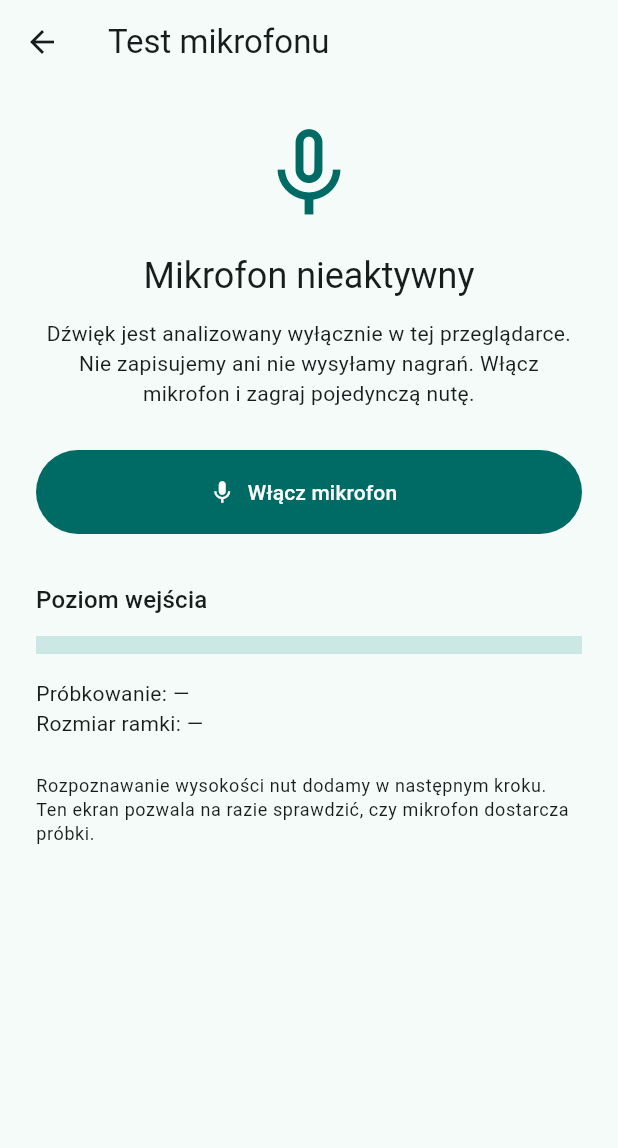
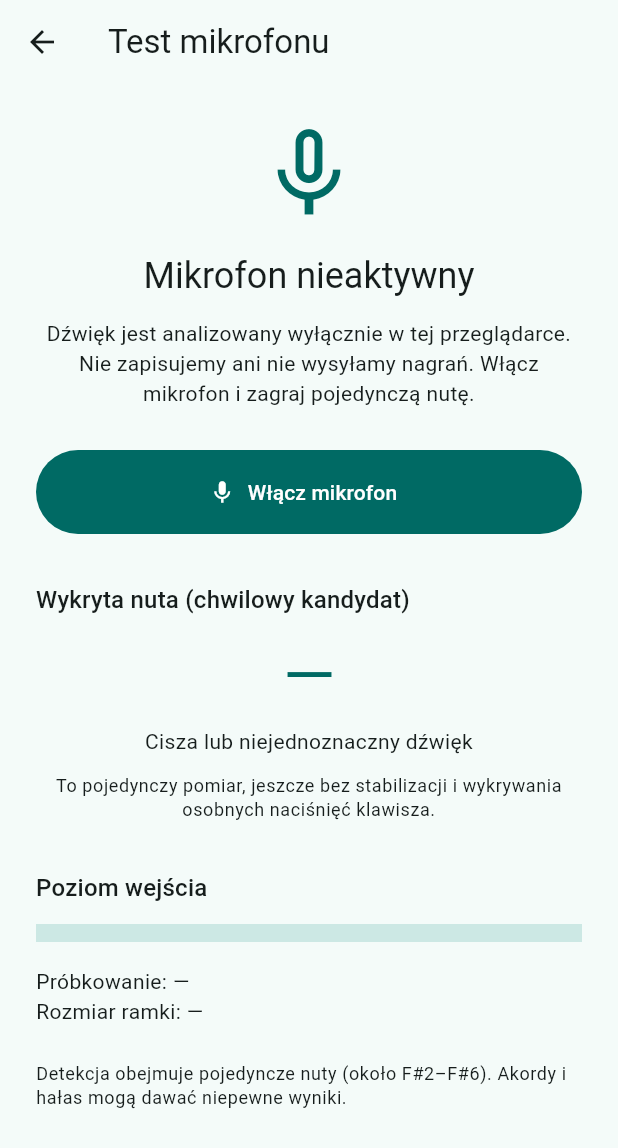
Before and after one commit to PawelWielga/learn-piano, a Flutter app: the MicrophonePreviewScreen screen opened directly, on a phone screen of 412 x 824 dp. Shown: the top 1148 px of the screen. Run offline on Flutter 3.47's test engine with Material 3 defaults, Android fonts, the phone set to English and light mode, and no system bars; missing offline and left inert: dart:js_interop.

Commit message:
feat(pitch): show live note, octave, pitch and confidence in microphone tester

```diff
--- a/app/lib/src/screens/microphone_preview_screen.dart
+++ b/app/lib/src/screens/microphone_preview_screen.dart
@@ -5,6 +5,7 @@ import 'package:flutter/material.dart';
 
 import '../audio/audio_input.dart';
 import '../audio/audio_input_factory.dart';
+import '../pitch/pitch_detector.dart';
 
 class MicrophonePreviewScreen extends StatefulWidget {
   const MicrophonePreviewScreen({super.key, this.audioInput});
@@ -22,13 +23,16 @@ class _MicrophonePreviewScreenState extends State<MicrophonePreviewScreen> {
   StreamSubscription<PcmFrame>? _frameSubscription;
   StreamSubscription<AudioInputStatus>? _statusSubscription;
 
+  final _detector = const PitchDetector();
+  PitchEstimate? _candidate;
+  Duration? _lastAnalyzedAt;
+
   bool _busy = false;
   bool _listening = false;
   int? _sampleRate;
   int? _frameSize;
   double _level = 0;
   String? _error;
-  DateTime _lastPaint = DateTime.fromMillisecondsSinceEpoch(0);
 
   @override
   void initState() {
@@ -41,6 +45,8 @@ class _MicrophonePreviewScreenState extends State<MicrophonePreviewScreen> {
         setState(() {
           _listening = false;
           _level = 0;
+          _candidate = null;
+          _lastAnalyzedAt = null;
           _error =
               'Nasłuch został przerwany (np. zmiana karty lub '
               'odłączenie mikrofonu). Możesz go włączyć ponownie.';
@@ -51,20 +57,29 @@ class _MicrophonePreviewScreenState extends State<MicrophonePreviewScreen> {
 
   void _onFrame(PcmFrame frame) {
     if (!mounted || !_listening || frame.samples.isEmpty) return;
-    final now = DateTime.now();
-    if (now.difference(_lastPaint) < const Duration(milliseconds: 120)) return;
-    _lastPaint = now;
+
+    // Worklet timestamps use AudioContext time. Throttle analysis to about
+    // 8 FPS on a 48 kHz stream; UI and YIN must not run for each audio frame.
+    final last = _lastAnalyzedAt;
+    if (last != null &&
+        frame.capturedAt >= last &&
+        frame.capturedAt - last < const Duration(milliseconds: 120)) {
+      return;
+    }
+    _lastAnalyzedAt = frame.capturedAt;
 
     var sum = 0.0;
     for (final sample in frame.samples) {
       sum += sample * sample;
     }
     final rms = math.sqrt(sum / frame.samples.length);
+    final pitch = _detector.detect(frame.samples, frame.sampleRate);
 
     setState(() {
       _sampleRate = frame.sampleRate;
       _frameSize = frame.samples.length;
-      _level = rms.clamp(0.0, 1.0);
+      _level = rms.isFinite ? rms.clamp(0.0, 1.0) : 0;
+      _candidate = pitch;
     });
   }
 
@@ -76,6 +91,8 @@ class _MicrophonePreviewScreenState extends State<MicrophonePreviewScreen> {
       _sampleRate = null;
       _frameSize = null;
       _level = 0;
+      _candidate = null;
+      _lastAnalyzedAt = null;
     });
     try {
       await _input.start();
@@ -105,6 +122,8 @@ class _MicrophonePreviewScreenState extends State<MicrophonePreviewScreen> {
         setState(() {
           _listening = false;
           _level = 0;
+          _candidate = null;
+          _lastAnalyzedAt = null;
         });
       }
     } catch (_) {
@@ -132,6 +151,7 @@ class _MicrophonePreviewScreenState extends State<MicrophonePreviewScreen> {
   @override
   Widget build(BuildContext context) {
     final theme = Theme.of(context);
+    final pitch = _candidate;
     return Scaffold(
       appBar: AppBar(title: const Text('Test mikrofonu')),
       body: SafeArea(
@@ -191,6 +211,41 @@ class _MicrophonePreviewScreenState extends State<MicrophonePreviewScreen> {
                   ),
                 ],
                 const SizedBox(height: 32),
+                Text(
+                  'Wykryta nuta (chwilowy kandydat)',
+                  style: theme.textTheme.titleMedium,
+                ),
+                const SizedBox(height: 12),
+                Semantics(
+                  liveRegion: true,
+                  child: Text(
+                    !_listening ? '—' : pitch?.noteName ?? 'Brak pewnej nuty',
+                    key: const Key('detected-note'),
+                    textAlign: TextAlign.center,
+                    style: theme.textTheme.displayMedium?.copyWith(
+                      color: theme.colorScheme.primary,
+                    ),
+                  ),
+                ),
+                const SizedBox(height: 8),
+                Text(
+                  pitch == null || !_listening
+                      ? 'Cisza lub niejednoznaczny dźwięk'
+                      : '${pitch.frequencyHz.toStringAsFixed(1)} Hz  •  '
+                          'pewność ${(pitch.confidence * 100).toStringAsFixed(0)}%  •  '
+                          '${pitch.centsFromNote >= 0 ? '+' : ''}'
+                          '${pitch.centsFromNote.toStringAsFixed(0)} centów',
+                  key: const Key('pitch-details'),
+                  textAlign: TextAlign.center,
+                ),
+                const SizedBox(height: 12),
+                Text(
+                  'To pojedynczy pomiar, jeszcze bez stabilizacji i wykrywania '
+                  'osobnych naciśnięć klawisza.',
+                  textAlign: TextAlign.center,
+                  style: theme.textTheme.bodySmall,
+                ),
+                const SizedBox(height: 32),
                 Text('Poziom wejścia', style: theme.textTheme.titleMedium),
                 const SizedBox(height: 12),
                 LinearProgressIndicator(
@@ -209,9 +264,8 @@ class _MicrophonePreviewScreenState extends State<MicrophonePreviewScreen> {
                 ),
                 const SizedBox(height: 24),
                 Text(
-                  'Rozpoznawanie wysokości nut dodamy w następnym kroku. '
-                  'Ten ekran pozwala na razie sprawdzić, czy mikrofon '
-                  'dostarcza próbki.',
+                  'Detekcja obejmuje pojedyncze nuty (około F#2–F#6). '
+                  'Akordy i hałas mogą dawać niepewne wyniki.',
                   style: theme.textTheme.bodySmall,
                 ),
               ],
```
